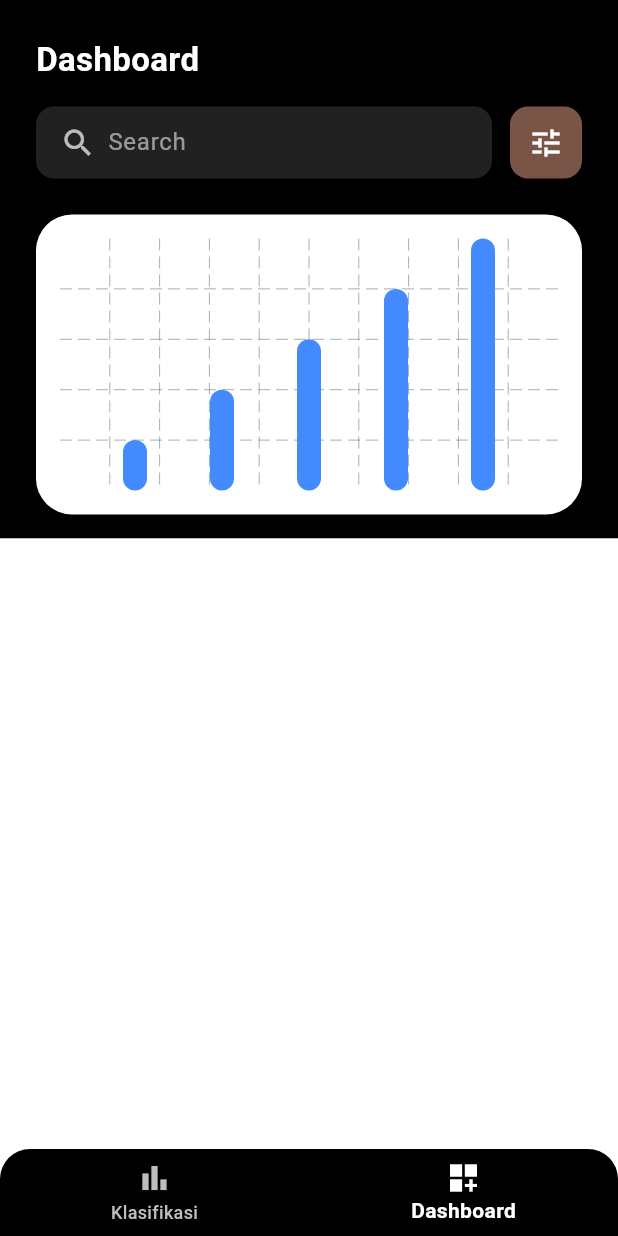
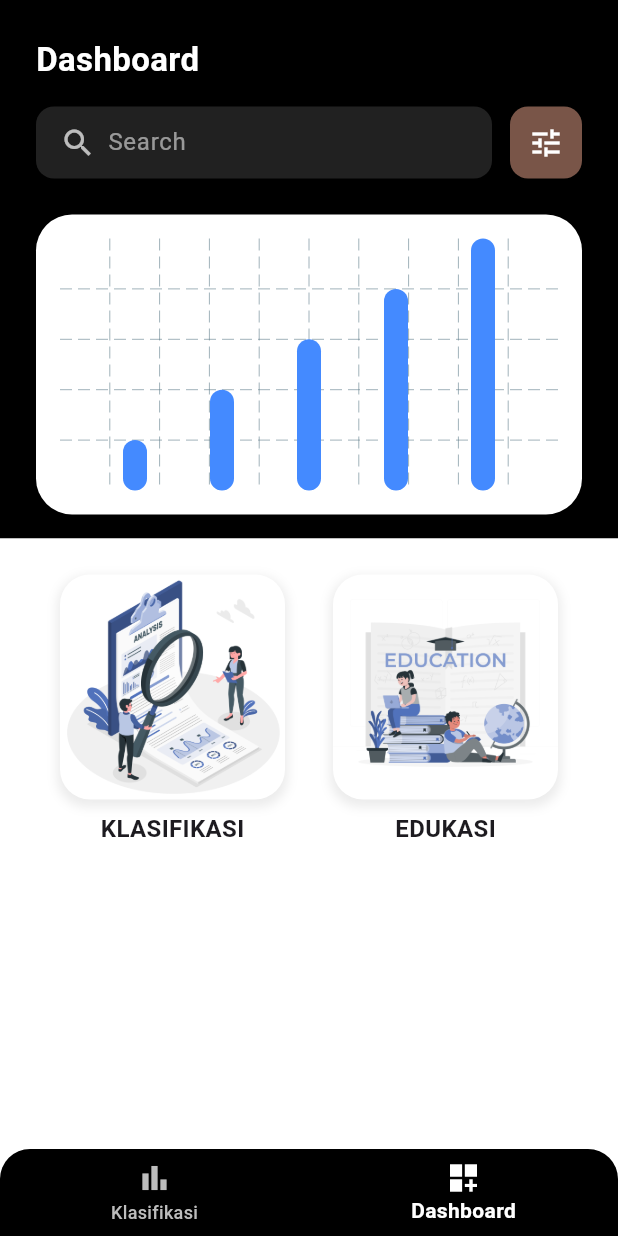
Before and after one commit to iFannJR/Apps_Flutter, a Flutter app: the DashboardPage screen opened directly, on a phone screen of 412 x 824 dp. Run offline on Flutter 3.47's test engine with Material 3 defaults, Android fonts, the phone set to English and light mode, and no system bars; drawn by our look-alikes of fl_chart.

Commit message:
menambahkan Design baru di Dashboard

```diff
--- a/flutter_application_1/lib/dashboard_page.dart
+++ b/flutter_application_1/lib/dashboard_page.dart
@@ -35,6 +35,7 @@ class _DashboardPageState extends State<DashboardPage>
           searchController: _searchController,
           searchQuery: _searchQuery,
           onSearchChanged: _onSearchChanged,
+          onNavigate: (index) => setState(() => _selectedIndex = index),
         ),
       ];
 
@@ -90,11 +91,13 @@ class _DashboardHome extends StatelessWidget {
   final TextEditingController searchController;
   final String searchQuery;
   final ValueChanged<String> onSearchChanged;
+  final Function(int) onNavigate;
 
   const _DashboardHome({
     required this.searchController,
     required this.searchQuery,
     required this.onSearchChanged,
+    required this.onNavigate,
   });
 
   @override
@@ -185,19 +188,120 @@ class _DashboardHome extends StatelessWidget {
                         ],
                       ),
                     ),
-                  )
-                else
-                  Padding(
-                    padding: const EdgeInsets.all(16.0),
-                    child: Text(
-                      "Hasil pencarian untuk: $searchQuery",
-                      style: const TextStyle(fontSize: 16, color: Colors.black),
-                    ),
                   ),
               ],
             ),
           ),
-          Expanded(child: Container(color: Colors.white)),
+          Expanded(
+            child: Container(
+              color: Colors.white,
+              child: SingleChildScrollView(
+                padding: const EdgeInsets.all(24),
+                child: Column(
+                  crossAxisAlignment: CrossAxisAlignment.start,
+                  children: [
+                    Row(
+                      mainAxisAlignment: MainAxisAlignment.spaceAround,
+                      children: [
+                        // Klasifikasi Card
+                        GestureDetector(
+                          onTap: () => onNavigate(0),
+                          child: Column(
+                            children: [
+                              Container(
+                                width: 150,
+                                height: 150,
+                                decoration: BoxDecoration(
+                                  color: Colors.white,
+                                  borderRadius: BorderRadius.circular(20),
+                                  boxShadow: [
+                                    BoxShadow(
+                                      color: Colors.grey.withOpacity(0.2),
+                                      spreadRadius: 2,
+                                      blurRadius: 5,
+                                      offset: const Offset(0, 3),
+                                    ),
+                                  ],
+                                ),
+                                child: ClipRRect(
+                                  borderRadius: BorderRadius.circular(20),
+                                  child: Image.asset(
+                                    'data/gambar3.png',
+                                    fit: BoxFit.cover,
+                                  ),
+                                ),
+                              ),
+                              const SizedBox(height: 8),
+                              const Text(
+                                'KLASIFIKASI',
+                                style: TextStyle(
+                                  fontSize: 16,
+                                  fontWeight: FontWeight.bold,
+                                ),
+                              ),
+                            ],
+                          ),
+                        ),
+
+                        // Edukasi Card
+                        GestureDetector(
+                          onTap: () {
+                            // Navigate to Edukasi page when implemented
+                            Navigator.push(
+                              context,
+                              MaterialPageRoute(
+                                builder: (context) => const Scaffold(
+                                  body: Center(
+                                    child:
+                                        Text('Halaman Edukasi - Coming Soon'),
+                                  ),
+                                ),
+                              ),
+                            );
+                          },
+                          child: Column(
+                            children: [
+                              Container(
+                                width: 150,
+                                height: 150,
+                                decoration: BoxDecoration(
+                                  color: Colors.white,
+                                  borderRadius: BorderRadius.circular(20),
+                                  boxShadow: [
+                                    BoxShadow(
+                                      color: Colors.grey.withOpacity(0.2),
+                                      spreadRadius: 2,
+                                      blurRadius: 5,
+                                      offset: const Offset(0, 3),
+                                    ),
+                                  ],
+                                ),
+                                child: ClipRRect(
+                                  borderRadius: BorderRadius.circular(20),
+                                  child: Image.asset(
+                                    'data/gambar4.png',
+                                    fit: BoxFit.cover,
+                                  ),
+                                ),
+                              ),
+                              const SizedBox(height: 8),
+                              const Text(
+                                'EDUKASI',
+                                style: TextStyle(
+                                  fontSize: 16,
+                                  fontWeight: FontWeight.bold,
+                                ),
+                              ),
+                            ],
+                          ),
+                        ),
+                      ],
+                    ),
+                  ],
+                ),
+              ),
+            ),
+          ),
         ],
       ),
     );
--- a/flutter_application_1/lib/klasifikasi_page.dart
+++ b/flutter_application_1/lib/klasifikasi_page.dart
@@ -17,7 +17,8 @@ class _KlasifikasiPageState extends State<KlasifikasiPage>
   String? _chestPainType;
   String? _exerciseInducedAngina;
 
-  final TextEditingController _bloodPressureController = TextEditingController();
+  final TextEditingController _bloodPressureController =
+      TextEditingController();
   final TextEditingController _heartRateController = TextEditingController();
   final TextEditingController _ageController = TextEditingController();
   final TextEditingController _cholesterolController = TextEditingController();
@@ -28,9 +29,10 @@ class _KlasifikasiPageState extends State<KlasifikasiPage>
   @override
   void initState() {
     super.initState();
-    _animationController =
-        AnimationController(vsync: this, duration: const Duration(milliseconds: 800));
-    _fadeIn = CurvedAnimation(parent: _animationController, curve: Curves.easeIn);
+    _animationController = AnimationController(
+        vsync: this, duration: const Duration(milliseconds: 800));
+    _fadeIn =
+        CurvedAnimation(parent: _animationController, curve: Curves.easeIn);
     _animationController.forward();
   }
 
@@ -60,7 +62,9 @@ class _KlasifikasiPageState extends State<KlasifikasiPage>
 
   @override
   Widget build(BuildContext context) {
-    return SafeArea(
+    return Scaffold(
+      body: Material(
+        child: SafeArea(
           child: FadeTransition(
             opacity: _fadeIn,
             child: SingleChildScrollView(
@@ -71,7 +75,8 @@ class _KlasifikasiPageState extends State<KlasifikasiPage>
                   crossAxisAlignment: CrossAxisAlignment.start,
                   children: [
                     const Text("Form Klasifikasi",
-                    style: TextStyle(fontSize: 24, fontWeight: FontWeight.bold)),
+                        style: TextStyle(
+                            fontSize: 24, fontWeight: FontWeight.bold)),
                     const SizedBox(height: 20),
 
                     // Tanggal
@@ -88,7 +93,8 @@ class _KlasifikasiPageState extends State<KlasifikasiPage>
 
                     // Jenis Kelamin
                     DropdownButtonFormField<String>(
-                  decoration: const InputDecoration(labelText: 'Jenis Kelamin'),
+                      decoration:
+                          const InputDecoration(labelText: 'Jenis Kelamin'),
                       value: _gender,
                       items: ['Laki-Laki', 'Wanita'].map((String value) {
                         return DropdownMenuItem<String>(
@@ -101,7 +107,8 @@ class _KlasifikasiPageState extends State<KlasifikasiPage>
 
                     // Tipe Nyeri Dada
                     DropdownButtonFormField<String>(
-                  decoration: const InputDecoration(labelText: 'Tipe Nyeri Dada'),
+                      decoration:
+                          const InputDecoration(labelText: 'Tipe Nyeri Dada'),
                       value: _chestPainType,
                       items: [
                         'Typical Angina',
@@ -141,8 +148,8 @@ class _KlasifikasiPageState extends State<KlasifikasiPage>
                     TextFormField(
                       controller: _heartRateController,
                       keyboardType: TextInputType.number,
-                  decoration:
-                      const InputDecoration(labelText: 'Detak Jantung Maksimum'),
+                      decoration: const InputDecoration(
+                          labelText: 'Detak Jantung Maksimum'),
                     ),
 
                     const SizedBox(height: 10),
@@ -158,8 +165,8 @@ class _KlasifikasiPageState extends State<KlasifikasiPage>
 
                     // Nyeri Dada Saat Olahraga
                     DropdownButtonFormField<String>(
-                  decoration:
-                      const InputDecoration(labelText: 'Nyeri Dada Saat Olahraga'),
+                      decoration: const InputDecoration(
+                          labelText: 'Nyeri Dada Saat Olahraga'),
                       value: _exerciseInducedAngina,
                       items: ['Iya', 'Tidak'].map((String value) {
                         return DropdownMenuItem<String>(
@@ -180,7 +187,8 @@ class _KlasifikasiPageState extends State<KlasifikasiPage>
                             // Tambahkan logika klasifikasi di sini
                             ScaffoldMessenger.of(context).showSnackBar(
                               const SnackBar(
-                              content: Text("Memproses Data Klasifikasi...")),
+                                  content:
+                                      Text("Memproses Data Klasifikasi...")),
                             );
                           }
                         },
@@ -193,8 +201,8 @@ class _KlasifikasiPageState extends State<KlasifikasiPage>
                         ),
                         child: const Text(
                           "Klasifikasikan",
-                      style:
-                          TextStyle(fontSize: 16, fontWeight: FontWeight.bold),
+                          style: TextStyle(
+                              fontSize: 16, fontWeight: FontWeight.bold),
                         ),
                       ),
                     ),
@@ -203,6 +211,8 @@ class _KlasifikasiPageState extends State<KlasifikasiPage>
               ),
             ),
           ),
+        ),
+      ),
     );
   }
 }
```
Also changed, not shown: flutter_application_1/data/gambar4.png (renamed from flutter_application_1/data/gamabar4.png). Lines whose indentation alone changed are shown as unchanged.
